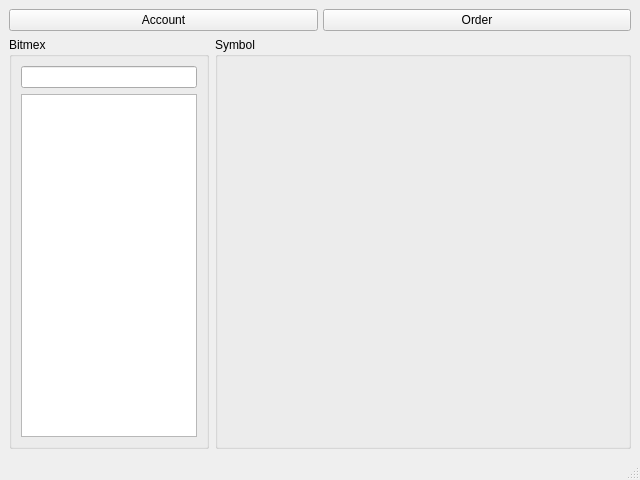
Qt form src/View/MainWindow.ui (bsdo64/BSTradeC) before a commit.
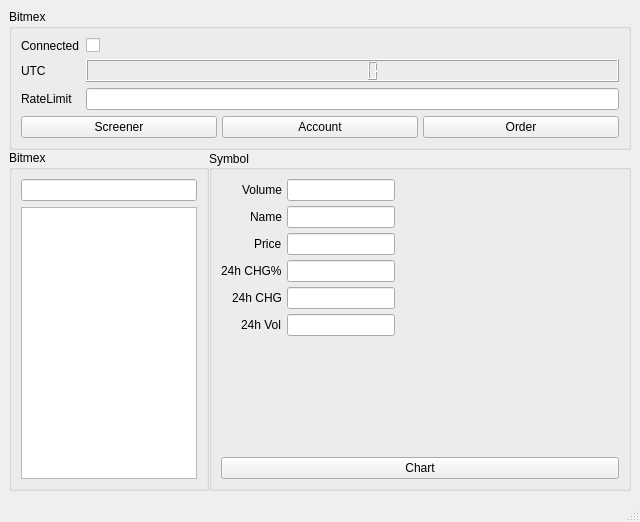
The same form after that commit.

What changed in the file:
```diff
--- a/src/View/MainWindow.ui
+++ b/src/View/MainWindow.ui
@@ -7,7 +7,7 @@
     <x>0</x>
     <y>0</y>
     <width>640</width>
-    <height>480</height>
+    <height>522</height>
    </rect>
   </property>
   <property name="windowTitle">
@@ -15,8 +15,70 @@
   </property>
   <widget class="QWidget" name="centralwidget">
    <layout class="QVBoxLayout" name="verticalLayout_2">
+    <property name="spacing">
+     <number>0</number>
+    </property>
     <item>
-     <widget class="QWidget" name="widget" native="true">
+     <widget class="QGroupBox" name="groupBox">
+      <property name="title">
+       <string>Bitmex</string>
+      </property>
+      <layout class="QVBoxLayout" name="verticalLayout_6">
+       <item>
+        <layout class="QFormLayout" name="formLayout_3">
+         <property name="formAlignment">
+          <set>Qt::AlignLeading|Qt::AlignLeft|Qt::AlignVCenter</set>
+         </property>
+         <item row="2" column="0">
+          <widget class="QLabel" name="label_7">
+           <property name="text">
+            <string>RateLimit</string>
+           </property>
+          </widget>
+         </item>
+         <item row="2" column="1">
+          <widget class="QLineEdit" name="lineEdit_8"/>
+         </item>
+         <item row="0" column="0">
+          <widget class="QLabel" name="label_8">
+           <property name="text">
+            <string>Connected</string>
+           </property>
+          </widget>
+         </item>
+         <item row="0" column="1">
+          <widget class="QCheckBox" name="checkBox">
+           <property name="sizePolicy">
+            <sizepolicy hsizetype="Preferred" vsizetype="Preferred">
+             <horstretch>0</horstretch>
+             <verstretch>0</verstretch>
+            </sizepolicy>
+           </property>
+           <property name="text">
+            <string/>
+           </property>
+           <property name="checkable">
+            <bool>false</bool>
+           </property>
+           <property name="tristate">
+            <bool>false</bool>
+           </property>
+          </widget>
+         </item>
+         <item row="1" column="1">
+          <widget class="QLCDNumber" name="clock"/>
+         </item>
+         <item row="1" column="0">
+          <widget class="QLabel" name="label_9">
+           <property name="text">
+            <string>UTC</string>
+           </property>
+          </widget>
+         </item>
+        </layout>
+       </item>
+       <item>
+        <widget class="QWidget" name="funcBtn" native="true">
       <layout class="QHBoxLayout" name="horizontalLayout_3">
        <property name="spacing">
         <number>5</number>
@@ -34,7 +96,14 @@
         <number>0</number>
        </property>
        <item>
-        <widget class="QPushButton" name="pushButton">
+           <widget class="QPushButton" name="screenBtn">
+            <property name="text">
+             <string>Screener</string>
+            </property>
+           </widget>
+          </item>
+          <item>
+           <widget class="QPushButton" name="accountBtn">
          <property name="text">
           <string>Account</string>
          </property>
@@ -50,8 +119,27 @@
       </layout>
      </widget>
     </item>
+      </layout>
+     </widget>
+    </item>
     <item>
+     <widget class="QWidget" name="symbol" native="true">
      <layout class="QHBoxLayout" name="horizontalLayout_2">
+       <property name="spacing">
+        <number>0</number>
+       </property>
+       <property name="leftMargin">
+        <number>0</number>
+       </property>
+       <property name="topMargin">
+        <number>0</number>
+       </property>
+       <property name="rightMargin">
+        <number>0</number>
+       </property>
+       <property name="bottomMargin">
+        <number>0</number>
+       </property>
       <item>
        <widget class="QGroupBox" name="verticalGroupBox">
         <property name="maximumSize">
@@ -74,13 +162,138 @@
        </widget>
       </item>
       <item>
-       <widget class="QGroupBox" name="groupBox">
+        <widget class="QGroupBox" name="symGrpBox">
         <property name="title">
          <string>Symbol</string>
         </property>
-       </widget>
-      </item>
-     </layout>
+         <property name="alignment">
+          <set>Qt::AlignLeading|Qt::AlignLeft|Qt::AlignVCenter</set>
+         </property>
+         <property name="flat">
+          <bool>false</bool>
+         </property>
+         <layout class="QVBoxLayout" name="verticalLayout_5">
+          <item>
+           <layout class="QFormLayout" name="formLayout">
+            <property name="fieldGrowthPolicy">
+             <enum>QFormLayout::FieldsStayAtSizeHint</enum>
+            </property>
+            <property name="rowWrapPolicy">
+             <enum>QFormLayout::DontWrapRows</enum>
+            </property>
+            <property name="labelAlignment">
+             <set>Qt::AlignRight|Qt::AlignTrailing|Qt::AlignVCenter</set>
+            </property>
+            <property name="formAlignment">
+             <set>Qt::AlignLeading|Qt::AlignLeft|Qt::AlignTop</set>
+            </property>
+            <property name="horizontalSpacing">
+             <number>5</number>
+            </property>
+            <property name="verticalSpacing">
+             <number>5</number>
+            </property>
+            <item row="9" column="0">
+             <widget class="QLabel" name="label_5">
+              <property name="text">
+               <string>24h Vol</string>
+              </property>
+             </widget>
+            </item>
+            <item row="8" column="0">
+             <widget class="QLabel" name="label_6">
+              <property name="text">
+               <string>24h CHG</string>
+              </property>
+             </widget>
+            </item>
+            <item row="5" column="0">
+             <widget class="QLabel" name="label_3">
+              <property name="text">
+               <string>Price</string>
+              </property>
+             </widget>
+            </item>
+            <item row="3" column="0">
+             <widget class="QLabel" name="label_2">
+              <property name="text">
+               <string>Volume</string>
+              </property>
+             </widget>
+            </item>
+            <item row="3" column="1">
+             <widget class="QLineEdit" name="lineEdit_5"/>
+            </item>
+            <item row="5" column="1">
+             <widget class="QLineEdit" name="lineEdit_2"/>
+            </item>
+            <item row="8" column="1">
+             <widget class="QLineEdit" name="lineEdit_6"/>
+            </item>
+            <item row="9" column="1">
+             <widget class="QLineEdit" name="lineEdit_3">
+              <property name="frame">
+               <bool>true</bool>
+              </property>
+             </widget>
+            </item>
+            <item row="4" column="0">
+             <widget class="QLabel" name="label">
+              <property name="frameShape">
+               <enum>QFrame::NoFrame</enum>
+              </property>
+              <property name="text">
+               <string>Name</string>
+              </property>
+             </widget>
+            </item>
+            <item row="4" column="1">
+             <widget class="QLineEdit" name="lineEdit_7"/>
+            </item>
+            <item row="7" column="1">
+             <widget class="QLineEdit" name="lineEdit_4"/>
+            </item>
+            <item row="7" column="0">
+             <widget class="QLabel" name="label_4">
+              <property name="text">
+               <string>24h CHG%</string>
+              </property>
+             </widget>
+            </item>
+           </layout>
+          </item>
+          <item>
+           <spacer name="verticalSpacer">
+            <property name="orientation">
+             <enum>Qt::Vertical</enum>
+            </property>
+            <property name="sizeHint" stdset="0">
+             <size>
+              <width>20</width>
+              <height>40</height>
+             </size>
+            </property>
+           </spacer>
+          </item>
+          <item>
+           <layout class="QVBoxLayout" name="verticalLayout_4">
+            <property name="spacing">
+             <number>0</number>
+            </property>
+            <item>
+             <widget class="QPushButton" name="pushButton">
+              <property name="text">
+               <string>Chart</string>
+              </property>
+             </widget>
+            </item>
+           </layout>
+          </item>
+         </layout>
+        </widget>
+       </item>
+      </layout>
+     </widget>
     </item>
    </layout>
   </widget>
```
Left out of the diff: 4 changed lines with no effect on the pictures. Lines whose indentation alone changed are shown as unchanged.
